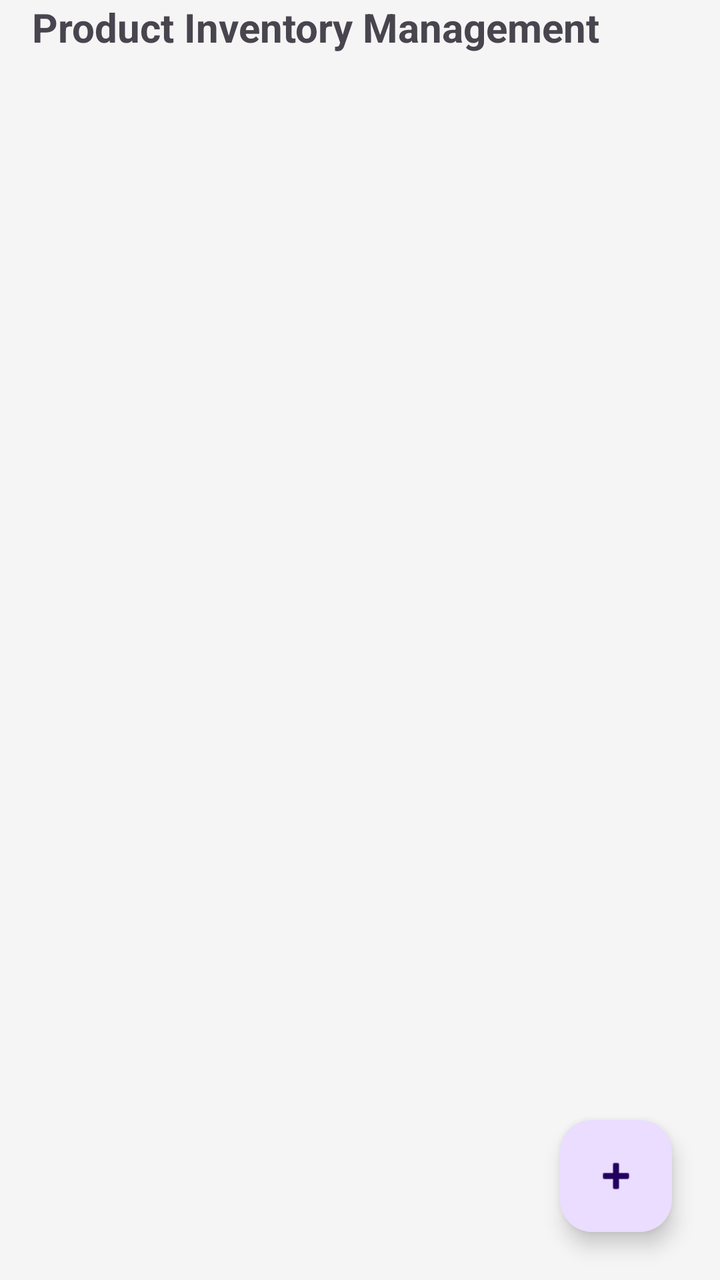
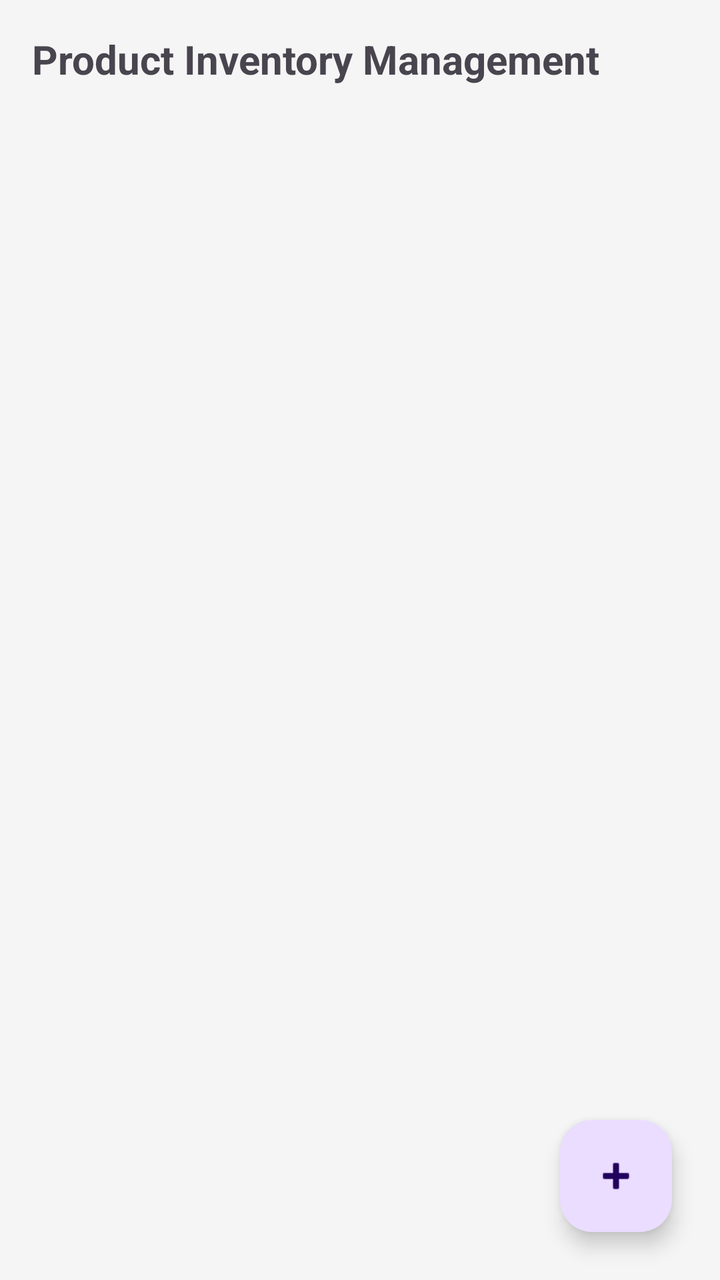

Compare the two renders of this Android layout. The source of the first and the diff that turns it into the second are given below.
<!-- AndroidManifest.xml: application theme Theme.SecureAFenceAdministrator -->
<!-- res/layout/fragment_products.xml -->
<?xml version="1.0" encoding="utf-8"?>
<androidx.constraintlayout.widget.ConstraintLayout xmlns:android="http://schemas.android.com/apk/res/android"
    xmlns:app="http://schemas.android.com/apk/res-auto"
    android:layout_width="match_parent"
    android:layout_height="match_parent">

    <TextView
        android:id="@+id/tv_title"
        android:layout_width="wrap_content"
        android:layout_height="wrap_content"
        android:layout_margin="16dp"
        android:text="Product Inventory Management"
        android:textSize="20sp"
        android:textStyle="bold"
        app:layout_constraintStart_toStartOf="parent"
        app:layout_top_toTopOf="parent" />

    <androidx.recyclerview.widget.RecyclerView
        android:id="@+id/recycler_view_products"
        android:layout_width="match_parent"
        android:layout_height="0dp"
        android:layout_marginTop="8dp"
        app:layout_constraintBottom_toBottomOf="parent"
        app:layout_constraintTop_toBottomOf="@id/tv_title" />

    <com.google.android.material.floatingactionbutton.FloatingActionButton
        android:id="@+id/fab_add_product"
        android:layout_width="wrap_content"
        android:layout_height="wrap_content"
        android:layout_margin="24dp"
        android:src="@android:drawable/ic_input_add"
        app:layout_constraintBottom_toBottomOf="parent"
        app:layout_constraintEnd_toEndOf="parent" />

</androidx.constraintlayout.widget.ConstraintLayout>
<!-- resources referenced by this layout -->
<resources>
  <style name="Theme.SecureAFenceAdministrator" parent="Theme.Material3.Light.NoActionBar">
          <item name="colorPrimary">@color/primary_blue</item>
          <item name="android:textColorPrimary">@color/text_dark</item>
          <item name="android:windowBackground">@color/background_light</item>
      </style>
  <color name="primary_blue">#FF0D47A1</color>
  <color name="text_dark">#FF212121</color>
  <color name="background_light">#FFF5F5F5</color>
</resources>

<!-- the commit's change to res/layout/fragment_products.xml (unified diff, before → after) -->
@@ -13,7 +13,7 @@
         android:textSize="20sp"
         android:textStyle="bold"
         app:layout_constraintStart_toStartOf="parent"
-        app:layout_top_toTopOf="parent" />
+        app:layout_constraintTop_toTopOf="parent" />
 
     <androidx.recyclerview.widget.RecyclerView
         android:id="@+id/recycler_view_products"
